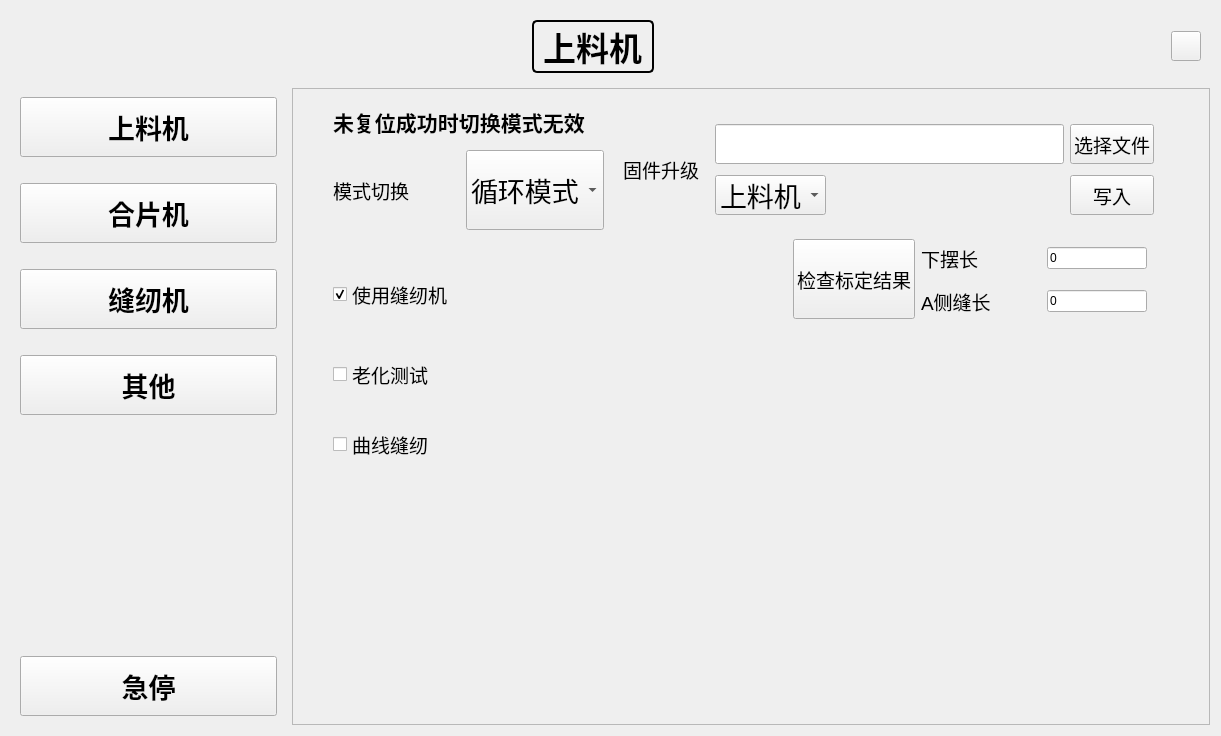
First picture: the form in ui/developer_widget.ui, repository Mrjiong-ff/syt_hmi, before the edit.
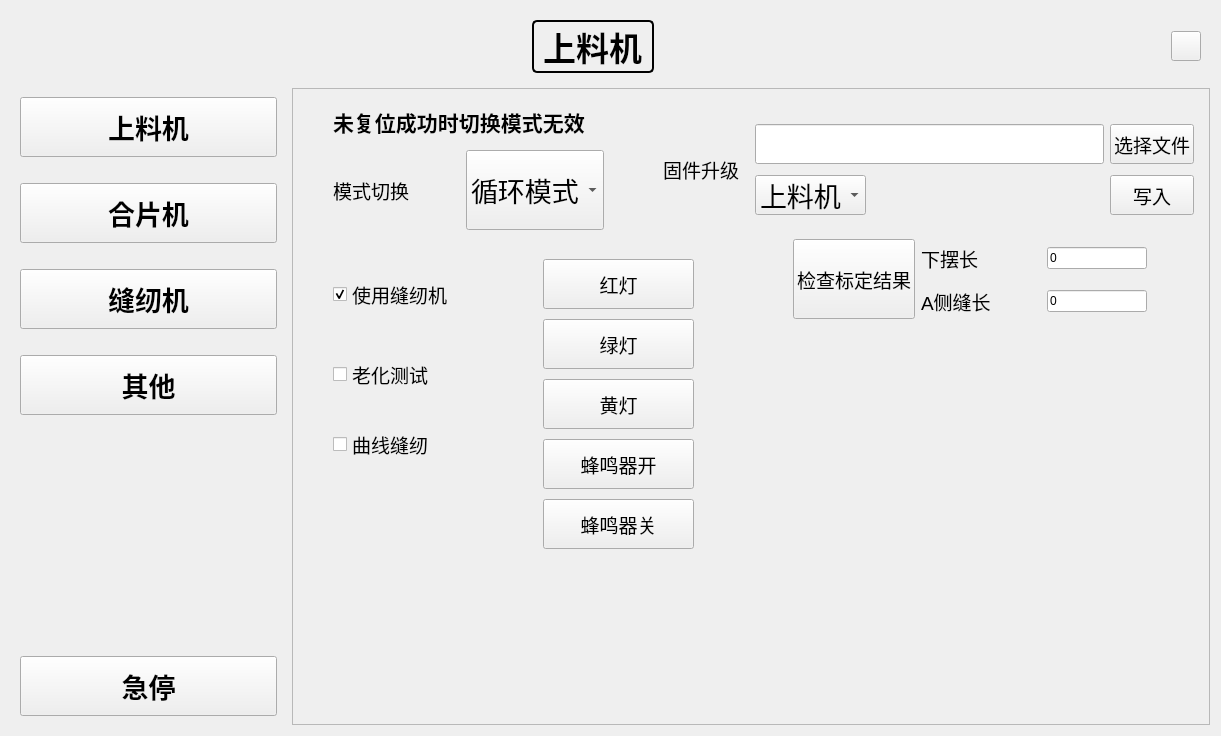
Second picture: the form after the edit. The open tabs and pages were chosen to show the change. Custom widgets are drawn as their Qt base class.

The edit to the form file:
```diff
--- a/ui/developer_widget.ui
+++ b/ui/developer_widget.ui
@@ -3842,7 +3842,7 @@
         <widget class="QWidget" name="layoutWidget_update">
          <property name="geometry">
           <rect>
-           <x>330</x>
+           <x>370</x>
            <y>30</y>
            <width>531</width>
            <height>101</height>
@@ -4256,6 +4256,111 @@
           <string>曲线缝纫</string>
          </property>
         </widget>
+        <widget class="QWidget" name="layoutWidget">
+         <property name="geometry">
+          <rect>
+           <x>250</x>
+           <y>170</y>
+           <width>151</width>
+           <height>292</height>
+          </rect>
+         </property>
+         <layout class="QVBoxLayout" name="verticalLayout_11">
+          <property name="spacing">
+           <number>10</number>
+          </property>
+          <item>
+           <widget class="WaterZoomButton" name="red_light_btn">
+            <property name="minimumSize">
+             <size>
+              <width>100</width>
+              <height>50</height>
+             </size>
+            </property>
+            <property name="font">
+             <font>
+              <pointsize>14</pointsize>
+             </font>
+            </property>
+            <property name="text">
+             <string>红灯</string>
+            </property>
+           </widget>
+          </item>
+          <item>
+           <widget class="WaterZoomButton" name="green_light_btn">
+            <property name="minimumSize">
+             <size>
+              <width>100</width>
+              <height>50</height>
+             </size>
+            </property>
+            <property name="font">
+             <font>
+              <pointsize>14</pointsize>
+             </font>
+            </property>
+            <property name="text">
+             <string>绿灯</string>
+            </property>
+           </widget>
+          </item>
+          <item>
+           <widget class="WaterZoomButton" name="yellow_light_btn">
+            <property name="minimumSize">
+             <size>
+              <width>100</width>
+              <height>50</height>
+             </size>
+            </property>
+            <property name="font">
+             <font>
+              <pointsize>14</pointsize>
+             </font>
+            </property>
+            <property name="text">
+             <string>黄灯</string>
+            </property>
+           </widget>
+          </item>
+          <item>
+           <widget class="WaterZoomButton" name="bell_open_btn">
+            <property name="minimumSize">
+             <size>
+              <width>100</width>
+              <height>50</height>
+             </size>
+            </property>
+            <property name="font">
+             <font>
+              <pointsize>14</pointsize>
+             </font>
+            </property>
+            <property name="text">
+             <string>蜂鸣器开</string>
+            </property>
+           </widget>
+          </item>
+          <item>
+           <widget class="WaterZoomButton" name="bell_close_btn">
+            <property name="minimumSize">
+             <size>
+              <width>100</width>
+              <height>50</height>
+             </size>
+            </property>
+            <property name="font">
+             <font>
+              <pointsize>14</pointsize>
+             </font>
+            </property>
+            <property name="text">
+             <string>蜂鸣器关</string>
+            </property>
+           </widget>
+          </item>
+         </layout>
+        </widget>
        </widget>
       </widget>
      </item>
```
Left out of the diff: 254 changed lines with no effect on the pictures.
